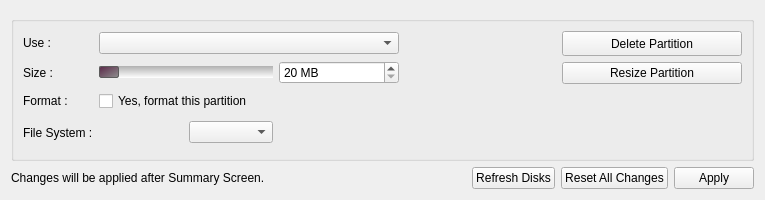
This is yali/gui/Ui/partedit.ui in dadas45li/yali as Qt 5 draws it before an edit. The edited form follows.
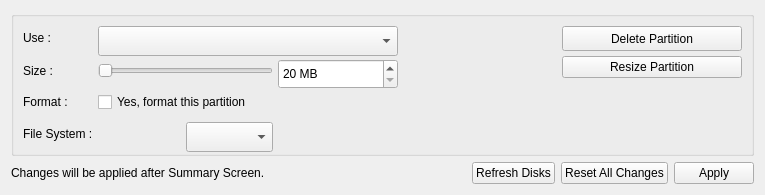
This is the edited form.

What changed in the file:
```diff
--- a/yali/gui/Ui/partedit.ui
+++ b/yali/gui/Ui/partedit.ui
@@ -7,7 +7,7 @@
     <x>0</x>
     <y>0</y>
     <width>765</width>
-    <height>200</height>
+    <height>187</height>
    </rect>
   </property>
   <layout class="QVBoxLayout" name="verticalLayout">
@@ -54,8 +54,20 @@
       <string/>
      </property>
      <layout class="QGridLayout" name="gridLayout_2">
+      <property name="horizontalSpacing">
+       <number>5</number>
+      </property>
+      <property name="verticalSpacing">
+       <number>10</number>
+      </property>
       <item row="0" column="0" rowspan="2">
        <layout class="QGridLayout" name="gridLayout">
+        <property name="horizontalSpacing">
+         <number>5</number>
+        </property>
+        <property name="verticalSpacing">
+         <number>10</number>
+        </property>
         <item row="0" column="0">
          <widget class="QLabel" name="label_2">
           <property name="font">
@@ -71,7 +83,7 @@
           <property name="minimumSize">
            <size>
             <width>300</width>
-            <height>0</height>
+            <height>30</height>
            </size>
           </property>
           <item>
@@ -94,20 +106,7 @@
         <item row="1" column="1">
          <widget class="QSlider" name="partitionSlider">
           <property name="styleSheet">
-           <string notr="true">QSlider::groove:horizontal {
-                     height: 12px;
-                     background: qlineargradient(x1:0, y1:0, x2:0, y2:1, stop:0 #B1B1B1, stop:1 #FFFFFF);
-                     margin: 2px 0;
-                 }
-
-                 QSlider::handle:horizontal {
-                     background: qlineargradient(x1:0, y1:0, x2:1, y2:1, stop:0 #5A2848, stop:1 #8f8f8f);
-                     border: 1px solid #5c5c5c;
-                     width: 18px;
-                     margin: 0 0;
-                     border-radius: 2px;
-                 }
-</string>
+           <string notr="true"/>
           </property>
           <property name="orientation">
            <enum>Qt::Horizontal</enum>
@@ -125,7 +124,7 @@
           <property name="minimumSize">
            <size>
             <width>120</width>
-            <height>0</height>
+            <height>30</height>
            </size>
           </property>
           <property name="suffix">
@@ -198,7 +197,14 @@
            </spacer>
           </item>
           <item>
-           <widget class="QComboBox" name="fileSystemBox"/>
+           <widget class="QComboBox" name="fileSystemBox">
+            <property name="minimumSize">
+             <size>
+              <width>0</width>
+              <height>30</height>
+             </size>
+            </property>
+           </widget>
           </item>
          </layout>
         </item>
@@ -219,6 +225,9 @@
       </item>
       <item row="0" column="3" rowspan="2">
        <layout class="QVBoxLayout">
+        <property name="spacing">
+         <number>5</number>
+        </property>
         <item>
          <widget class="QPushButton" name="deletePartition">
           <property name="minimumSize">
```
